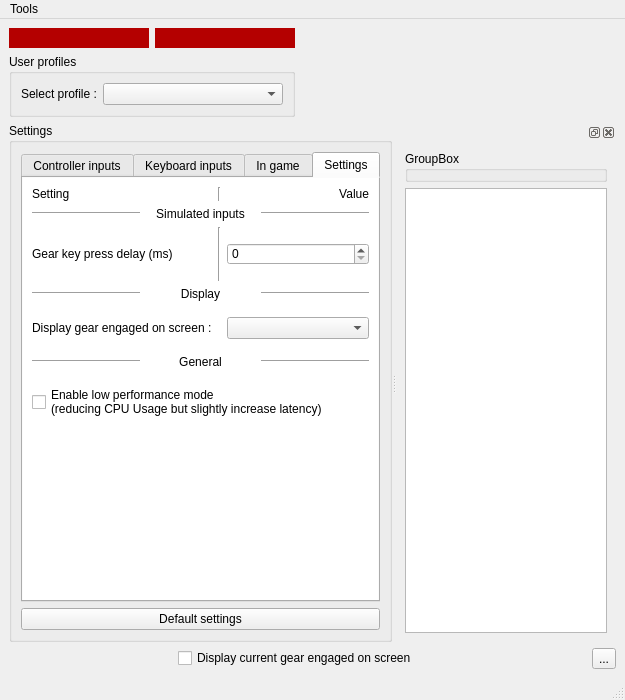
This is BrokenTC2/mainwindow.ui in BrokenGameNoob/BrokenTC2 as Qt 5 draws it before an edit. The edited form follows.
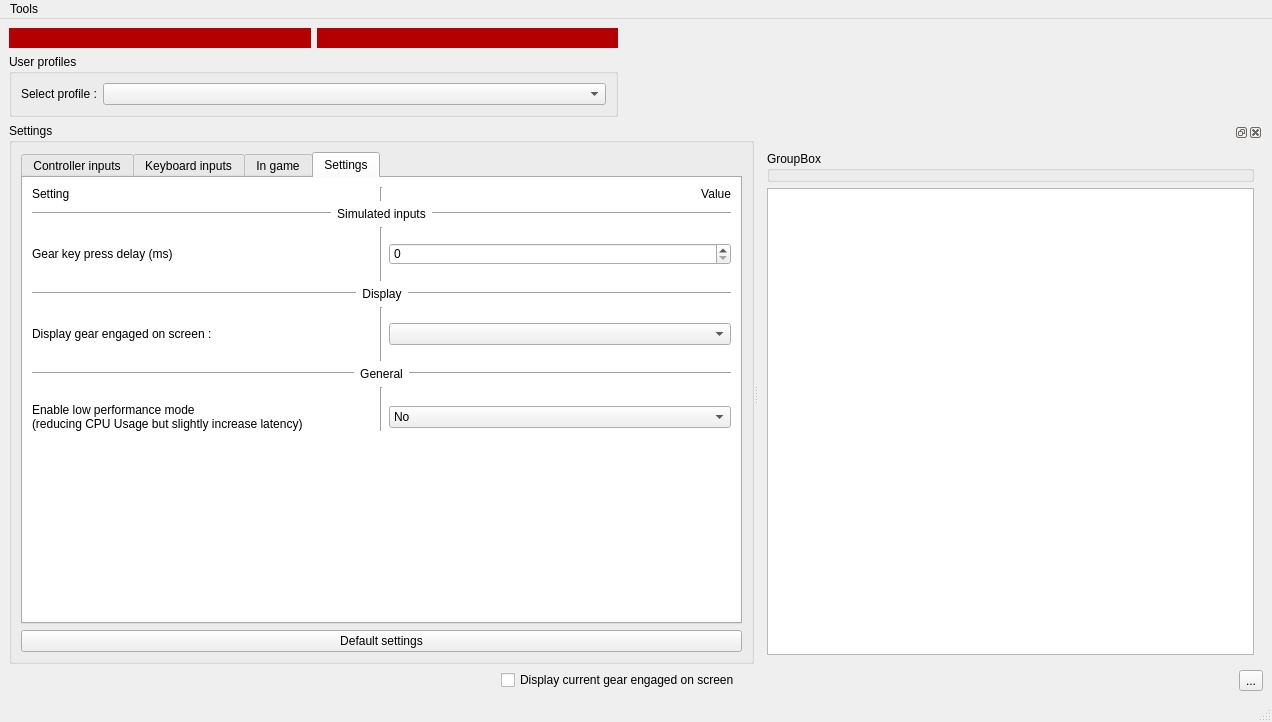
This is the edited form. Icons and pictures are not drawn. Custom widgets are drawn as their Qt base class.

Commit message: changed low perf mode to a comboBox minor UI issues

```diff
--- a/BrokenTC2/mainwindow.ui
+++ b/BrokenTC2/mainwindow.ui
@@ -6,8 +6,8 @@
    <rect>
     <x>0</x>
     <y>0</y>
-    <width>625</width>
-    <height>700</height>
+    <width>1272</width>
+    <height>722</height>
    </rect>
   </property>
   <property name="windowTitle">
@@ -1016,9 +1016,9 @@
             <property name="geometry">
              <rect>
               <x>0</x>
-              <y>-9</y>
-              <width>381</width>
-              <height>344</height>
+              <y>0</y>
+              <width>775</width>
+              <height>374</height>
              </rect>
             </property>
             <property name="minimumSize">
@@ -1103,6 +1103,12 @@
                </item>
                <item>
                 <widget class="QLabel" name="lbl_disp_sepDisplay">
+                 <property name="sizePolicy">
+                  <sizepolicy hsizetype="Maximum" vsizetype="Preferred">
+                   <horstretch>0</horstretch>
+                   <verstretch>0</verstretch>
+                  </sizepolicy>
+                 </property>
                  <property name="text">
                   <string>Display</string>
                  </property>
@@ -1191,6 +1197,12 @@
                </item>
                <item>
                 <widget class="QLabel" name="lbl_disp_sepKeyboard">
+                 <property name="sizePolicy">
+                  <sizepolicy hsizetype="Maximum" vsizetype="Preferred">
+                   <horstretch>0</horstretch>
+                   <verstretch>0</verstretch>
+                  </sizepolicy>
+                 </property>
                  <property name="text">
                   <string>Simulated inputs</string>
                  </property>
@@ -1262,6 +1274,12 @@
                </item>
                <item>
                 <widget class="QLabel" name="lbl_disp_sepGeneral">
+                 <property name="sizePolicy">
+                  <sizepolicy hsizetype="Maximum" vsizetype="Preferred">
+                   <horstretch>0</horstretch>
+                   <verstretch>0</verstretch>
+                  </sizepolicy>
+                 </property>
                  <property name="text">
                   <string>General</string>
                  </property>
@@ -1279,14 +1297,42 @@
                </item>
               </layout>
              </item>
-             <item row="11" column="0" colspan="3">
-              <widget class="QCheckBox" name="cb_lowPerfMode">
+             <item row="11" column="2">
+              <widget class="QComboBox" name="cb_lowPerfMode">
+               <item>
+                <property name="text">
+                 <string>No</string>
+                </property>
+               </item>
+               <item>
+                <property name="text">
+                 <string>Yes</string>
+                </property>
+               </item>
+              </widget>
+             </item>
+             <item row="11" column="0">
+              <widget class="QLabel" name="lbl_disp_lowPerfMode">
                <property name="text">
                 <string>Enable low performance mode
 (reducing CPU Usage but slightly increase latency)</string>
                </property>
               </widget>
              </item>
+             <item row="10" column="1" rowspan="2">
+              <widget class="Line" name="line_28">
+               <property name="orientation">
+                <enum>Qt::Vertical</enum>
+               </property>
+              </widget>
+             </item>
+             <item row="6" column="1" rowspan="3">
+              <widget class="Line" name="line_29">
+               <property name="orientation">
+                <enum>Qt::Vertical</enum>
+               </property>
+              </widget>
+             </item>
             </layout>
            </widget>
           </widget>
@@ -1400,7 +1446,7 @@
     <rect>
      <x>0</x>
      <y>0</y>
-     <width>625</width>
+     <width>1272</width>
      <height>25</height>
     </rect>
    </property>
```
Left out of the diff: 42 changed lines with no effect on the pictures. The commit also changes 2 other files.
